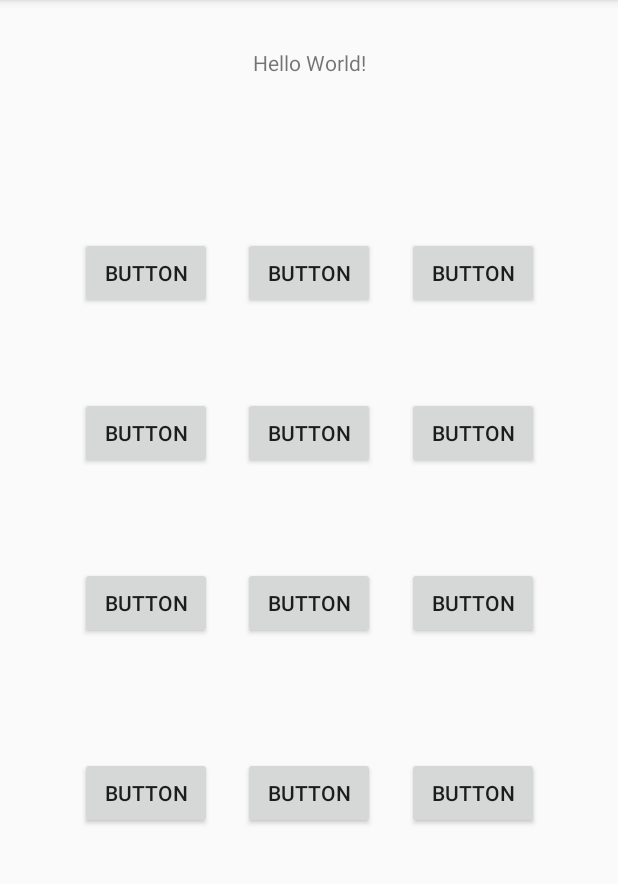
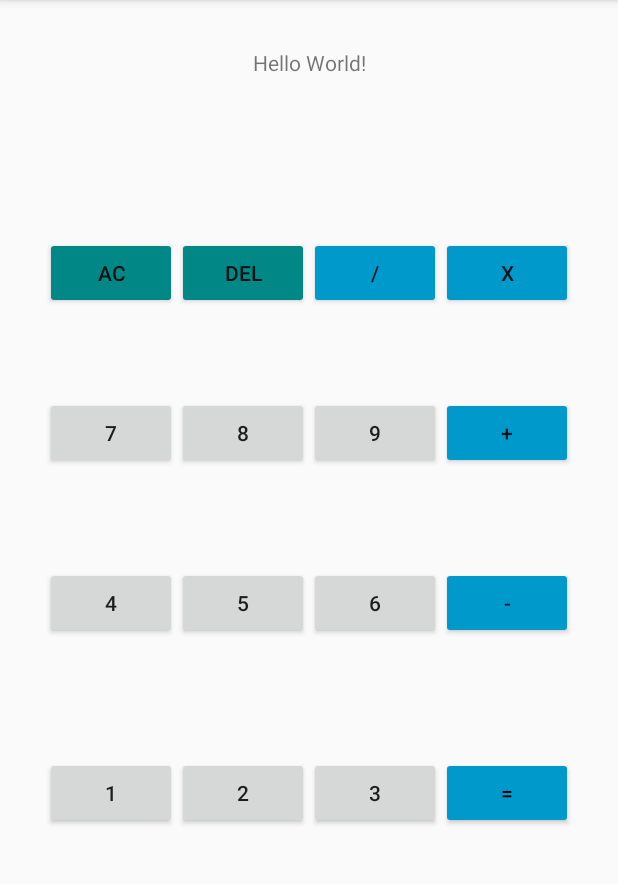
Before and after one commit to Cris-Alvarado/Actividad2, an Android app: the screen it shows after launch (MainActivity), on a phone screen of 412 x 824 dp, the part 84-968 px from its top. Run offline under Robolectric (Android 15) with nearby library versions, the phone set to English and light mode, and no system bars.

Commit message:
Diseño calculadora

```diff
--- a/app/src/main/res/layout/activity_main.xml
+++ b/app/src/main/res/layout/activity_main.xml
@@ -21,7 +21,8 @@
         android:layout_width="wrap_content"
         android:layout_height="wrap_content"
         android:layout_marginStart="32dp"
-        android:text="Button"
+        android:backgroundTint="@color/teal_700"
+        android:text="AC"
         app:layout_constraintBottom_toBottomOf="@+id/button4"
         app:layout_constraintEnd_toStartOf="@+id/button2"
         app:layout_constraintStart_toStartOf="parent"
@@ -31,7 +32,8 @@
         android:id="@+id/button2"
         android:layout_width="wrap_content"
         android:layout_height="wrap_content"
-        android:text="Button"
+        android:backgroundTint="@color/teal_700"
+        android:text="DEL"
         app:layout_constraintBottom_toBottomOf="@+id/button5"
         app:layout_constraintEnd_toStartOf="@id/button3"
         app:layout_constraintStart_toEndOf="@id/button"
@@ -41,10 +43,10 @@
         android:id="@+id/button3"
         android:layout_width="wrap_content"
         android:layout_height="wrap_content"
-        android:layout_marginEnd="32dp"
-        android:text="Button"
+        android:backgroundTint="@android:color/holo_blue_dark"
+        android:text="/"
         app:layout_constraintBottom_toBottomOf="@+id/button6"
-        app:layout_constraintEnd_toEndOf="parent"
+        app:layout_constraintEnd_toStartOf="@id/button13"
         app:layout_constraintStart_toEndOf="@+id/button2"
         app:layout_constraintTop_toBottomOf="@+id/textView2" />
 
@@ -54,7 +56,7 @@
         android:layout_height="wrap_content"
         android:layout_marginStart="32dp"
         android:layout_marginTop="100dp"
-        android:text="Button"
+        android:text="7"
         app:layout_constraintBottom_toBottomOf="@+id/button7"
         app:layout_constraintEnd_toStartOf="@+id/button5"
         app:layout_constraintStart_toStartOf="parent"
@@ -65,7 +67,7 @@
         android:layout_width="wrap_content"
         android:layout_height="wrap_content"
         android:layout_marginTop="100dp"
-        android:text="Button"
+        android:text="8"
         app:layout_constraintBottom_toBottomOf="@+id/button8"
         app:layout_constraintEnd_toStartOf="@id/button6"
         app:layout_constraintStart_toEndOf="@id/button4"
@@ -76,10 +78,9 @@
         android:layout_width="wrap_content"
         android:layout_height="wrap_content"
         android:layout_marginTop="100dp"
-        android:layout_marginEnd="32dp"
-        android:text="Button"
+        android:text="9"
         app:layout_constraintBottom_toBottomOf="@+id/button9"
-        app:layout_constraintEnd_toEndOf="parent"
+        app:layout_constraintEnd_toStartOf="@id/button14"
         app:layout_constraintStart_toEndOf="@+id/button5"
         app:layout_constraintTop_toBottomOf="@+id/textView2" />
 
@@ -89,7 +90,7 @@
         android:layout_height="wrap_content"
         android:layout_marginStart="32dp"
         android:layout_marginTop="200dp"
-        android:text="Button"
+        android:text="4"
         app:layout_constraintBottom_toBottomOf="@+id/button10"
         app:layout_constraintEnd_toStartOf="@+id/button8"
         app:layout_constraintStart_toStartOf="parent"
@@ -100,10 +101,10 @@
         android:layout_width="wrap_content"
         android:layout_height="wrap_content"
         android:layout_marginTop="200dp"
-        android:text="Button"
+        android:text="5"
         app:layout_constraintBottom_toBottomOf="@+id/button11"
-        app:layout_constraintEnd_toStartOf="@id/button7"
-        app:layout_constraintStart_toEndOf="@id/button9"
+        app:layout_constraintEnd_toStartOf="@id/button9"
+        app:layout_constraintStart_toEndOf="@id/button7"
         app:layout_constraintTop_toBottomOf="@+id/textView2" />
 
     <Button
@@ -111,10 +112,9 @@
         android:layout_width="wrap_content"
         android:layout_height="wrap_content"
         android:layout_marginTop="200dp"
-        android:layout_marginEnd="32dp"
-        android:text="Button"
+        android:text="6"
         app:layout_constraintBottom_toBottomOf="@+id/button12"
-        app:layout_constraintEnd_toEndOf="parent"
+        app:layout_constraintEnd_toStartOf="@id/button15"
         app:layout_constraintStart_toEndOf="@+id/button8"
         app:layout_constraintTop_toBottomOf="@+id/textView2" />
 
@@ -125,7 +125,7 @@
         android:layout_marginStart="32dp"
         android:layout_marginTop="300dp"
         android:layout_marginBottom="62dp"
-        android:text="Button"
+        android:text="1"
         app:layout_constraintBottom_toBottomOf="parent"
         app:layout_constraintEnd_toStartOf="@+id/button11"
         app:layout_constraintStart_toStartOf="parent"
@@ -137,10 +137,10 @@
         android:layout_height="wrap_content"
         android:layout_marginTop="300dp"
         android:layout_marginBottom="62dp"
-        android:text="Button"
+        android:text="2"
         app:layout_constraintBottom_toBottomOf="parent"
-        app:layout_constraintEnd_toStartOf="@id/button10"
-        app:layout_constraintStart_toEndOf="@id/button12"
+        app:layout_constraintEnd_toStartOf="@id/button12"
+        app:layout_constraintStart_toEndOf="@id/button10"
         app:layout_constraintTop_toBottomOf="@+id/textView2" />
 
     <Button
@@ -148,12 +148,64 @@
         android:layout_width="wrap_content"
         android:layout_height="wrap_content"
         android:layout_marginTop="300dp"
-        android:layout_marginEnd="32dp"
         android:layout_marginBottom="62dp"
-        android:text="Button"
+        android:text="3"
         app:layout_constraintBottom_toBottomOf="parent"
-        app:layout_constraintEnd_toEndOf="parent"
+        app:layout_constraintEnd_toStartOf="@id/button16"
         app:layout_constraintStart_toEndOf="@+id/button11"
         app:layout_constraintTop_toBottomOf="@+id/textView2" />
 
+    <Button
+        android:id="@+id/button13"
+        android:layout_width="wrap_content"
+        android:layout_height="wrap_content"
+        android:layout_marginEnd="32dp"
+        android:backgroundTint="@android:color/holo_blue_dark"
+        android:text="X"
+        app:layout_constraintBottom_toBottomOf="@+id/button14"
+        app:layout_constraintEnd_toEndOf="parent"
+        app:layout_constraintStart_toEndOf="@+id/button3"
+        app:layout_constraintTop_toBottomOf="@+id/textView2" />
+
+    <Button
+        android:id="@+id/button14"
+        android:layout_width="wrap_content"
+        android:layout_height="wrap_content"
+        android:layout_marginTop="100dp"
+        android:layout_marginEnd="32dp"
+        android:backgroundTint="@android:color/holo_blue_dark"
+        android:text="+"
+        app:layout_constraintBottom_toBottomOf="@+id/button15"
+        app:layout_constraintEnd_toEndOf="parent"
+        app:layout_constraintStart_toEndOf="@+id/button6"
+        app:layout_constraintTop_toBottomOf="@+id/textView2" />
+
+    <Button
+        android:id="@+id/button15"
+        android:layout_width="wrap_content"
+        android:layout_height="wrap_content"
+        android:layout_marginTop="200dp"
+        android:layout_marginEnd="32dp"
+        android:backgroundTint="@android:color/holo_blue_dark"
+        android:text="-"
+        app:layout_constraintBottom_toBottomOf="@+id/button16"
+        app:layout_constraintEnd_toEndOf="parent"
+        app:layout_constraintStart_toEndOf="@+id/button9"
+        app:layout_constraintTop_toBottomOf="@+id/textView2" />
+
+    <Button
+        android:id="@+id/button16"
+        android:layout_width="wrap_content"
+        android:layout_height="wrap_content"
+        android:layout_marginTop="300dp"
+        android:layout_marginEnd="32dp"
+        android:layout_marginBottom="62dp"
+        android:backgroundTint="@android:color/holo_blue_dark"
+        android:text="="
+        android:textColor="@color/black"
+        app:layout_constraintBottom_toBottomOf="parent"
+        app:layout_constraintEnd_toEndOf="parent"
+        app:layout_constraintStart_toEndOf="@+id/button12"
+        app:layout_constraintTop_toBottomOf="@+id/textView2" />
+
 </android.support.constraint.ConstraintLayout>
```
